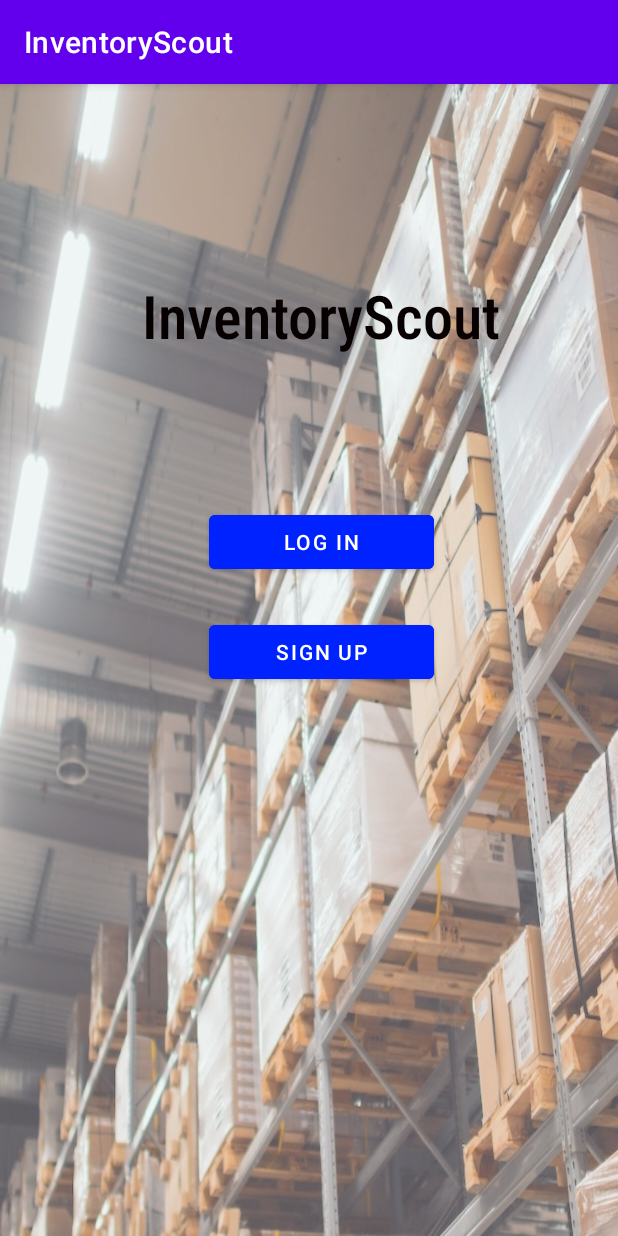
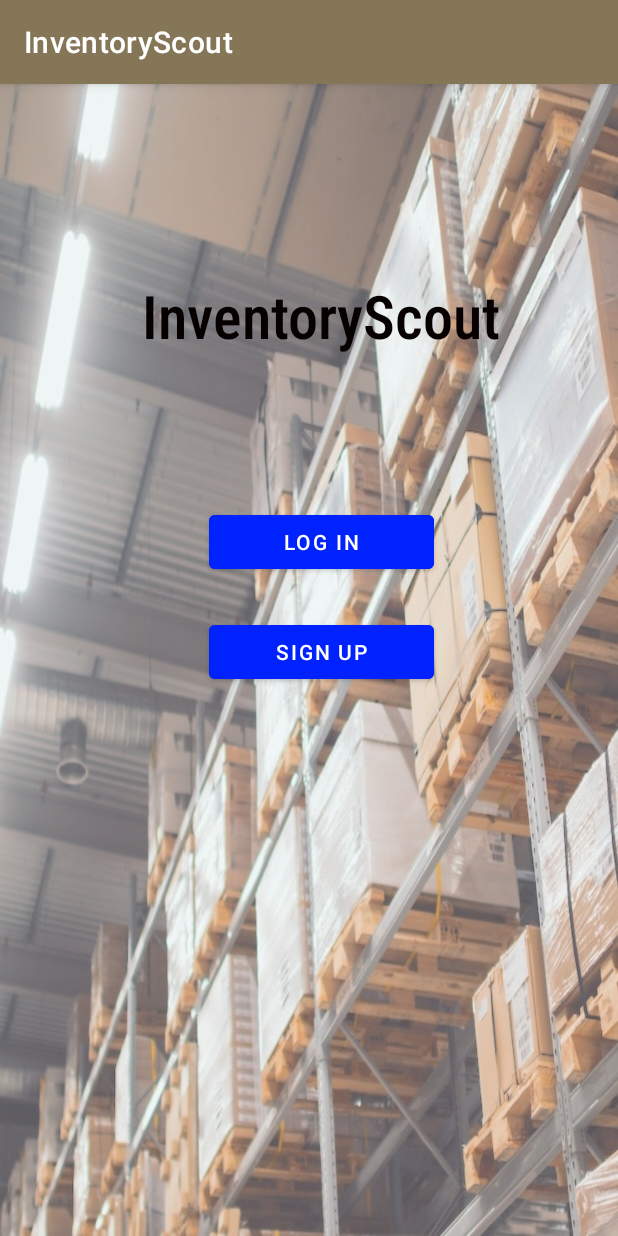
Before and after one commit to FcoJAA/InventoryScout, an Android app: the screen it shows after launch (MainActivity), on a phone screen of 412 x 824 dp. Run offline under Robolectric (Android 15) with nearby library versions, the phone set to English and light mode, and no system bars.

Commit message:
feat: change main color

```diff
--- a/app/src/main/res/values/themes.xml
+++ b/app/src/main/res/values/themes.xml
@@ -2,8 +2,8 @@
     <!-- Base application theme. -->
     <style name="Theme.InventoryScout" parent="Theme.MaterialComponents.DayNight.DarkActionBar">
         <!-- Primary brand color. -->
-        <item name="colorPrimary">@color/purple_500</item>
-        <item name="colorPrimaryVariant">@color/purple_700</item>
+        <item name="colorPrimary">#857658</item>
+        <item name="colorPrimaryVariant">#857658</item>
         <item name="colorOnPrimary">@color/white</item>
         <!-- Secondary brand color. -->
         <item name="colorSecondary">@color/teal_200</item>
```
